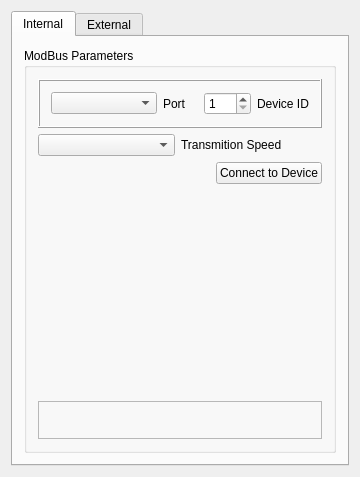
ComEngineering/AirCoolControl_Desktop, file AirCoolControll/AirCoolControll/connectionparameters.ui: the form before one commit.
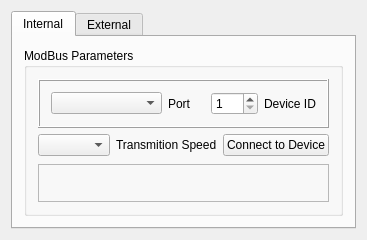
The form after the commit. Custom widgets are drawn as their Qt base class.

The edit to the form file:
```diff
--- a/AirCoolControll/AirCoolControll/connectionparameters.ui
+++ b/AirCoolControll/AirCoolControll/connectionparameters.ui
@@ -6,8 +6,8 @@
    <rect>
     <x>0</x>
     <y>0</y>
-    <width>360</width>
-    <height>477</height>
+    <width>355</width>
+    <height>224</height>
    </rect>
   </property>
   <property name="windowTitle">
@@ -86,7 +86,7 @@
              </widget>
             </item>
             <item>
-             <layout class="QHBoxLayout" name="horizontalLayout_3" stretch="1,0,0">
+             <layout class="QHBoxLayout" name="horizontalLayout_3" stretch="1,0,0,0">
               <item>
                <widget class="QComboBox" name="comboBoxSpeed"/>
               </item>
@@ -113,23 +113,6 @@
                 </property>
                </spacer>
               </item>
-             </layout>
-            </item>
-            <item>
-             <layout class="QHBoxLayout" name="horizontalLayout_2">
-              <item>
-               <spacer name="horizontalSpacer_2">
-                <property name="orientation">
-                 <enum>Qt::Horizontal</enum>
-                </property>
-                <property name="sizeHint" stdset="0">
-                 <size>
-                  <width>40</width>
-                  <height>20</height>
-                 </size>
-                </property>
-               </spacer>
-              </item>
               <item>
                <widget class="QPushButton" name="UARTconnectButton">
                 <property name="text">
```
Left out of the diff: 12 changed lines with no effect on the pictures.
